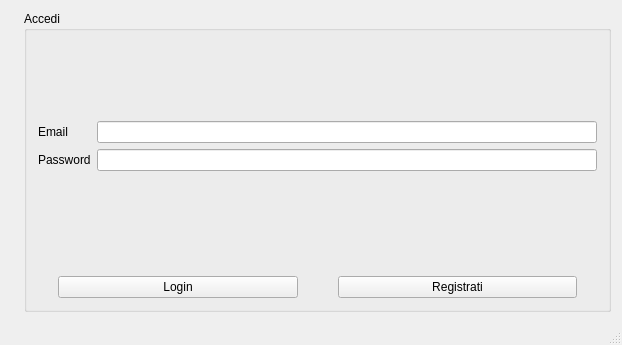
This is Client/loginpage.ui in MarcoFlo/Google-Drive as Qt 5 draws it before an edit. The edited form follows.
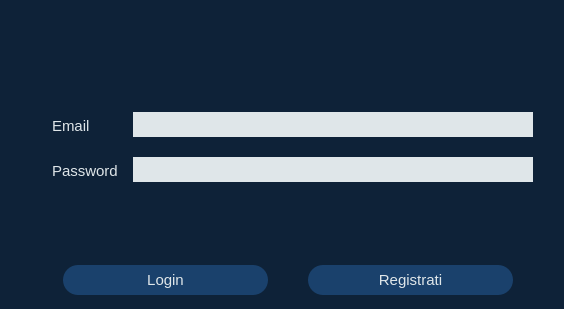
This is the edited form. Icons and pictures are not drawn.

Patch:
```diff
--- a/Client/loginpage.ui
+++ b/Client/loginpage.ui
@@ -6,17 +6,23 @@
    <rect>
     <x>0</x>
     <y>0</y>
-    <width>622</width>
-    <height>345</height>
+    <width>564</width>
+    <height>309</height>
    </rect>
   </property>
   <property name="windowTitle">
    <string>LoginPage</string>
   </property>
+  <property name="styleSheet">
+   <string notr="true">background-color: rgb(14,34,56)</string>
+  </property>
   <widget class="QWidget" name="centralWidget">
    <layout class="QHBoxLayout" name="horizontalLayout_2" stretch="0,0">
     <item>
      <widget class="QLabel" name="logo">
+      <property name="styleSheet">
+       <string notr="true">background-color:none</string>
+      </property>
       <property name="text">
        <string/>
       </property>
@@ -30,17 +36,71 @@
     </item>
     <item>
      <widget class="QGroupBox" name="groupBox">
+      <property name="enabled">
+       <bool>true</bool>
+      </property>
+      <property name="maximumSize">
+       <size>
+        <width>16777215</width>
+        <height>1715</height>
+       </size>
+      </property>
+      <property name="mouseTracking">
+       <bool>false</bool>
+      </property>
+      <property name="tabletTracking">
+       <bool>false</bool>
+      </property>
+      <property name="contextMenuPolicy">
+       <enum>Qt::DefaultContextMenu</enum>
+      </property>
+      <property name="styleSheet">
+       <string notr="true">border: none;
+background-color:none;</string>
+      </property>
       <property name="title">
-       <string>Accedi</string>
+       <string/>
+      </property>
+      <property name="flat">
+       <bool>false</bool>
+      </property>
+      <property name="checkable">
+       <bool>false</bool>
       </property>
       <layout class="QVBoxLayout" name="verticalLayout" stretch="1,0,1">
+       <property name="spacing">
+        <number>0</number>
+       </property>
+       <property name="leftMargin">
+        <number>16</number>
+       </property>
+       <property name="topMargin">
+        <number>28</number>
+       </property>
+       <property name="rightMargin">
+        <number>17</number>
+       </property>
+       <property name="bottomMargin">
+        <number>0</number>
+       </property>
        <item>
         <layout class="QFormLayout" name="formLayout">
          <property name="formAlignment">
           <set>Qt::AlignLeading|Qt::AlignLeft|Qt::AlignVCenter</set>
          </property>
+         <property name="verticalSpacing">
+          <number>17</number>
+         </property>
          <item row="0" column="0">
           <widget class="QLabel" name="Email">
+           <property name="styleSheet">
+            <string notr="true">color: #dfe6e9;
+font-size: 15px;
+border: none;
+padding: 5px;
+font-family: 'Calibri';
+background-color:none</string>
+           </property>
            <property name="text">
             <string>Email</string>
            </property>
@@ -50,10 +110,46 @@
           </widget>
          </item>
          <item row="0" column="1">
-          <widget class="QLineEdit" name="EmailEdit"/>
+          <widget class="QLineEdit" name="EmailEdit">
+           <property name="maximumSize">
+            <size>
+             <width>16777215</width>
+             <height>25</height>
+            </size>
+           </property>
+           <property name="font">
+            <font>
+             <family>Calibri</family>
+             <pointsize>11</pointsize>
+            </font>
+           </property>
+           <property name="autoFillBackground">
+            <bool>false</bool>
+           </property>
+           <property name="styleSheet">
+            <string notr="true">background-color:#dfe6e9;
+border: 1px #dfe6e9;
+
+</string>
+           </property>
+           <property name="text">
+            <string/>
+           </property>
+           <property name="clearButtonEnabled">
+            <bool>false</bool>
+           </property>
+          </widget>
          </item>
          <item row="1" column="0">
           <widget class="QLabel" name="Password">
+           <property name="styleSheet">
+            <string notr="true">color: #dfe6e9;
+font-size: 15px;
+border: none;
+padding: 5px;
+font-family: 'Calibri';
+background-color:none</string>
+           </property>
            <property name="text">
             <string>Password</string>
            </property>
@@ -64,6 +160,27 @@
          </item>
          <item row="1" column="1">
           <widget class="QLineEdit" name="PasswordEdit">
+           <property name="maximumSize">
+            <size>
+             <width>16777215</width>
+             <height>25</height>
+            </size>
+           </property>
+           <property name="font">
+            <font>
+             <family>Calibri</family>
+             <pointsize>11</pointsize>
+            </font>
+           </property>
+           <property name="styleSheet">
+            <string notr="true">background-color:#dfe6e9;
+border: 1px #dfe6e9;
+
+</string>
+           </property>
+           <property name="text">
+            <string/>
+           </property>
            <property name="echoMode">
             <enum>QLineEdit::Password</enum>
            </property>
@@ -91,16 +208,236 @@
          </property>
          <item>
           <widget class="QPushButton" name="Login">
+           <property name="palette">
+            <palette>
+             <active>
+              <colorrole role="WindowText">
+               <brush brushstyle="SolidPattern">
+                <color alpha="255">
+                 <red>223</red>
+                 <green>230</green>
+                 <blue>233</blue>
+                </color>
+               </brush>
+              </colorrole>
+              <colorrole role="Button">
+               <brush brushstyle="SolidPattern">
+                <color alpha="255">
+                 <red>26</red>
+                 <green>65</green>
+                 <blue>108</blue>
+                </color>
+               </brush>
+              </colorrole>
+              <colorrole role="Text">
+               <brush brushstyle="SolidPattern">
+                <color alpha="255">
+                 <red>223</red>
+                 <green>230</green>
+                 <blue>233</blue>
+                </color>
+               </brush>
+              </colorrole>
+              <colorrole role="ButtonText">
+               <brush brushstyle="SolidPattern">
+                <color alpha="255">
+                 <red>223</red>
+                 <green>230</green>
+                 <blue>233</blue>
+                </color>
+               </brush>
+              </colorrole>
+              <colorrole role="Base">
+               <brush brushstyle="SolidPattern">
+                <color alpha="255">
+                 <red>26</red>
+                 <green>65</green>
+                 <blue>108</blue>
+                </color>
+               </brush>
+              </colorrole>
+              <colorrole role="Window">
+               <brush brushstyle="SolidPattern">
+                <color alpha="255">
+                 <red>26</red>
+                 <green>65</green>
+                 <blue>108</blue>
+                </color>
+               </brush>
+              </colorrole>
+              <colorrole role="PlaceholderText">
+               <brush brushstyle="NoBrush">
+                <color alpha="128">
+                 <red>223</red>
+                 <green>230</green>
+                 <blue>233</blue>
+                </color>
+               </brush>
+              </colorrole>
+             </active>
+             <inactive>
+              <colorrole role="WindowText">
+               <brush brushstyle="SolidPattern">
+                <color alpha="255">
+                 <red>223</red>
+                 <green>230</green>
+                 <blue>233</blue>
+                </color>
+               </brush>
+              </colorrole>
+              <colorrole role="Button">
+               <brush brushstyle="SolidPattern">
+                <color alpha="255">
+                 <red>26</red>
+                 <green>65</green>
+                 <blue>108</blue>
+                </color>
+               </brush>
+              </colorrole>
+              <colorrole role="Text">
+               <brush brushstyle="SolidPattern">
+                <color alpha="255">
+                 <red>223</red>
+                 <green>230</green>
+                 <blue>233</blue>
+                </color>
+               </brush>
+              </colorrole>
+              <colorrole role="ButtonText">
+               <brush brushstyle="SolidPattern">
+                <color alpha="255">
+                 <red>223</red>
+                 <green>230</green>
+                 <blue>233</blue>
+                </color>
+               </brush>
+              </colorrole>
+              <colorrole role="Base">
+               <brush brushstyle="SolidPattern">
+                <color alpha="255">
+                 <red>26</red>
+                 <green>65</green>
+                 <blue>108</blue>
+                </color>
+               </brush>
+              </colorrole>
+              <colorrole role="Window">
+               <brush brushstyle="SolidPattern">
+                <color alpha="255">
+                 <red>26</red>
+                 <green>65</green>
+                 <blue>108</blue>
+                </color>
+               </brush>
+              </colorrole>
+              <colorrole role="PlaceholderText">
+               <brush brushstyle="NoBrush">
+                <color alpha="128">
+                 <red>223</red>
+                 <green>230</green>
+                 <blue>233</blue>
+                </color>
+               </brush>
+              </colorrole>
+             </inactive>
+             <disabled>
+              <colorrole role="WindowText">
+               <brush brushstyle="SolidPattern">
+                <color alpha="255">
+                 <red>223</red>
+                 <green>230</green>
+                 <blue>233</blue>
+                </color>
+               </brush>
+              </colorrole>
+              <colorrole role="Button">
+               <brush brushstyle="SolidPattern">
+                <color alpha="255">
+                 <red>26</red>
+                 <green>65</green>
+                 <blue>108</blue>
+                </color>
+               </brush>
+              </colorrole>
+              <colorrole role="Text">
+               <brush brushstyle="SolidPattern">
+                <color alpha="255">
+                 <red>223</red>
+                 <green>230</green>
+                 <blue>233</blue>
+                </color>
+               </brush>
+              </colorrole>
+              <colorrole role="ButtonText">
+               <brush brushstyle="SolidPattern">
+                <color alpha="255">
+                 <red>223</red>
+                 <green>230</green>
+                 <blue>233</blue>
+                </color>
+               </brush>
+              </colorrole>
+              <colorrole role="Base">
+               <brush brushstyle="SolidPattern">
+                <color alpha="255">
+                 <red>26</red>
+                 <green>65</green>
+                 <blue>108</blue>
+                </color>
+               </brush>
+              </colorrole>
+              <colorrole role="Window">
+               <brush brushstyle="SolidPattern">
+                <color alpha="255">
+                 <red>26</red>
+                 <green>65</green>
+                 <blue>108</blue>
+                </color>
+               </brush>
+              </colorrole>
+              <colorrole role="PlaceholderText">
+               <brush brushstyle="NoBrush">
+                <color alpha="128">
+                 <red>223</red>
+                 <green>230</green>
+                 <blue>233</blue>
+                </color>
+               </brush>
+              </colorrole>
+             </disabled>
+            </palette>
+           </property>
+           <property name="styleSheet">
+            <string notr="true">border-radius: 15px;
+background-color: rgb(26,65,108);
+padding: 6px;
+color: #dfe6e9;
+border: none;
+font-size: 15px;
+font-family: 'Calibri'</string>
+           </property>
            <property name="text">
             <string>Login</string>
            </property>
            <property name="checkable">
             <bool>false</bool>
            </property>
+           <property name="checked">
+            <bool>false</bool>
+           </property>
           </widget>
          </item>
          <item>
           <widget class="QPushButton" name="registrati">
+           <property name="styleSheet">
+            <string notr="true">border-radius: 15px;
+background-color: rgb(26,65,108);
+padding: 6px;
+color: #dfe6e9;
+border: none;
+font-size: 15px;
+font-family: 'Calibri'</string>
+           </property>
            <property name="text">
             <string>Registrati</string>
            </property>
@@ -116,17 +453,6 @@
     </item>
    </layout>
   </widget>
-  <widget class="QMenuBar" name="menuBar">
-   <property name="geometry">
-    <rect>
-     <x>0</x>
-     <y>0</y>
-     <width>622</width>
-     <height>26</height>
-    </rect>
-   </property>
-  </widget>
-  <widget class="QStatusBar" name="statusBar"/>
  </widget>
  <layoutdefault spacing="6" margin="11"/>
  <tabstops>
```
